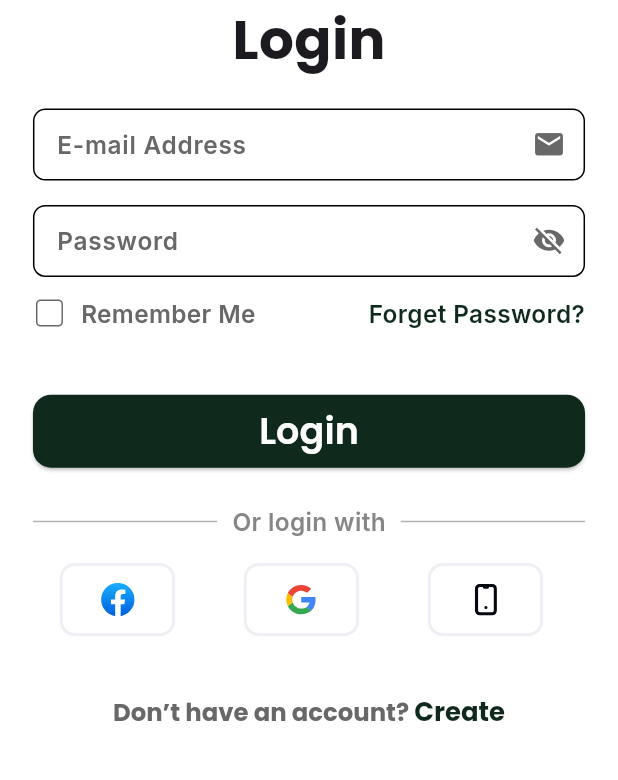
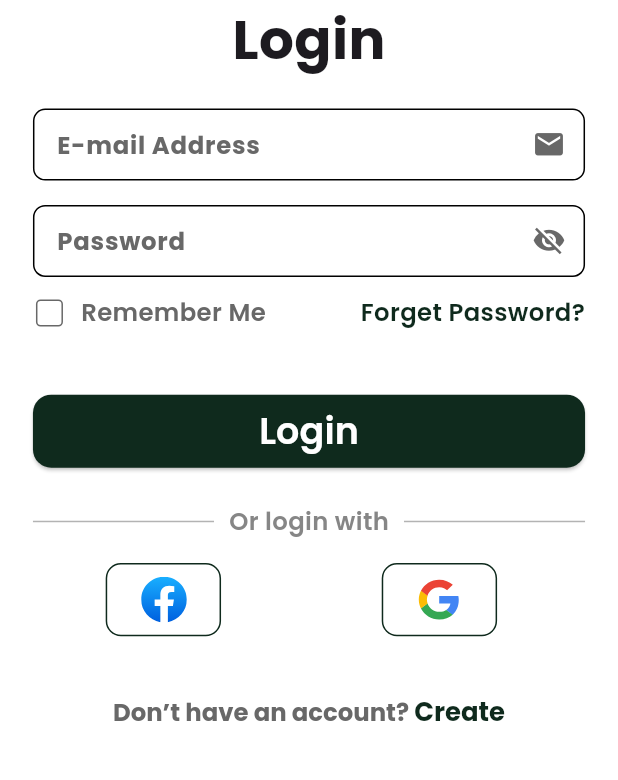
Before and after one commit to mohamedqandill/TradeHub, a Flutter app: the screen it shows after launch, after a tap on "Skip", on a phone screen of 412 x 824 dp, the part 448-1228 px from its top. Run offline on Flutter 3.47's test engine with Material 3 defaults, Android fonts, the phone set to English and light mode, and no system bars; our stand-ins replace awesome_snackbar_content, bloc, device_preview, dio, easy_localization, firebase_auth and 16 more; missing offline and left inert: flutter_facebook_auth; accounts and stored records are empty; generated files the repository leaves out were written again; network calls fail.

Commit message:
fix:sign in with google

```diff
--- a/assets/translations/ar.json
+++ b/assets/translations/ar.json
@@ -74,6 +74,7 @@
   "error": "خطأ!",
   "sendOTP": "تم إرسال كود التفعيل إلى Gmail الخاص بك.",
   "otpSent": "تم إرسال رمز التحقق",
-  "loggedSuccessfully": "تم تسجيل الدخول بنجاح، أهلًا بك من جديد"
-
+  "loggedSuccessfully": "تم تسجيل الدخول بنجاح، أهلًا بك من جديد",
+  "signWithGoogle": "تسجيل الدخول بواسطه ",
+  "signWithFacebook": "تسجيل الدخول بواسطه"
 }
--- a/assets/translations/en-US.json
+++ b/assets/translations/en-US.json
@@ -50,5 +50,7 @@
   "congrats": "Congratulations!",
   "error": "Error!",
   "sendOTP": "We’ve sent an OTP to your Gmail.",
-  "loggedSuccessfully": "Logged in successfully, welcome back"
+  "loggedSuccessfully": "Logged in successfully, welcome back",
+  "signWithGoogle": "Sign Up With Google",
+  "signWithFacebook": "Sign Up With Facebook"
 }
--- a/assets/translations/en.json
+++ b/assets/translations/en.json
@@ -76,6 +76,8 @@
   "error": "Error!",
   "sendOTP": "We’ve sent an OTP to your Gmail.",
   "otpSent": "OTP Sent",
-  "loggedSuccessfully": "Logged in successfully, welcome back"
+  "loggedSuccessfully": "Logged in successfully, welcome back",
+  "signWithGoogle": "Sign Up With Google",
+  "signWithFacebook": "Sign Up With Facebook"
 
 }
--- a/lib/core/api/api_constant/api_constant.dart
+++ b/lib/core/api/api_constant/api_constant.dart
@@ -3,6 +3,7 @@ abstract class ApiConstants {
   static const String emailCap = "Email";
   static const String phone = "phone";
   static const String accessToken = "accessToken";
+  static const String capAccessToken = "AccessToken";
   static const String phoneOrEmail = "PhoneOrEmail";
   static const String message = "message";
   static const String password = "password";
--- a/lib/core/theme/app_theme.dart
+++ b/lib/core/theme/app_theme.dart
@@ -4,133 +4,167 @@ import 'package:google_fonts/google_fonts.dart';
 import 'package:tradehub/core/colors/app_colors.dart';
 
 abstract class AppTheme {
-  static ThemeData lightTheme = ThemeData(
+  static ThemeData getLightTheme({required bool isArabic}) {
+    final font = isArabic ? GoogleFonts.cairo : GoogleFonts.poppins;
+
+    return ThemeData(
       scaffoldBackgroundColor: AppColors.white,
       appBarTheme: AppBarTheme(
         backgroundColor: Colors.transparent,
         centerTitle: true,
-        titleTextStyle: GoogleFonts.poppins(
-            fontSize: 24.sp,
-            fontWeight: FontWeight.w600,
-            color: AppColors.mainColor),
+        titleTextStyle: font(
+          fontSize: 24.sp,
+          fontWeight: FontWeight.w600,
+          color: AppColors.mainColor,
+        ),
         elevation: 0,
         scrolledUnderElevation: 0,
       ),
       elevatedButtonTheme: const ElevatedButtonThemeData(
-          style: ButtonStyle(
-              backgroundColor: WidgetStatePropertyAll(AppColors.mainColor))),
+        style: ButtonStyle(
+          backgroundColor: WidgetStatePropertyAll(AppColors.mainColor),
+        ),
+      ),
       inputDecorationTheme: InputDecorationTheme(
         suffixIconColor: AppColors.mainColor,
-        labelStyle: GoogleFonts.inter(
-            fontSize: 16.sp,
-            fontWeight: FontWeight.w600,
-            color: AppColors.grey),
+        labelStyle: font(
+          fontSize: 16.sp,
+          fontWeight: FontWeight.w700,
+          color: AppColors.grey,
+        ),
         focusedErrorBorder: OutlineInputBorder(
-            borderSide: const BorderSide(width: 1, color: AppColors.red),
-            borderRadius: BorderRadius.all(Radius.circular(8.r))),
+          borderSide: const BorderSide(width: 1, color: AppColors.red),
+          borderRadius: BorderRadius.all(Radius.circular(8.r)),
+        ),
         errorBorder: OutlineInputBorder(
-            borderSide: const BorderSide(width: 1, color: AppColors.red),
-            borderRadius: BorderRadius.all(Radius.circular(8.r))),
+          borderSide: const BorderSide(width: 1, color: AppColors.red),
+          borderRadius: BorderRadius.all(Radius.circular(8.r)),
+        ),
         enabledBorder: OutlineInputBorder(
-            borderRadius: BorderRadius.all(Radius.circular(8.r))),
+          borderRadius: BorderRadius.all(Radius.circular(8.r)),
+        ),
         disabledBorder: OutlineInputBorder(
-            borderRadius: BorderRadius.all(Radius.circular(8.r))),
+          borderRadius: BorderRadius.all(Radius.circular(8.r)),
+        ),
         focusedBorder: OutlineInputBorder(
-            borderRadius: BorderRadius.all(Radius.circular(8.r))),
+          borderRadius: BorderRadius.all(Radius.circular(8.r)),
+        ),
       ),
       textTheme: TextTheme(
-        headlineLarge: GoogleFonts.poppins(
-            fontSize: 36.sp,
-            fontWeight: FontWeight.w600,
-            color: AppColors.mainColor),
-        headlineMedium: GoogleFonts.poppins(
-            fontSize: 20.sp,
-            fontWeight: FontWeight.w400,
-            color: AppColors.grey),
-        bodyMedium: GoogleFonts.inter(
-            fontSize: 16.sp,
-            fontWeight: FontWeight.w600,
-            color: AppColors.grey),
-        bodySmall: GoogleFonts.poppins(
+        headlineLarge: font(
+          fontSize: 36.sp,
+          fontWeight: FontWeight.w600,
+          color: AppColors.mainColor,
+        ),
+        headlineMedium: font(
+          fontSize: 20.sp,
+          fontWeight: FontWeight.w400,
+          color: AppColors.grey,
+        ),
+        bodyMedium: font(
+          fontSize: 16.sp,
+          fontWeight: FontWeight.w600,
+          color: AppColors.grey,
+        ),
+        bodySmall: font(
           fontSize: 12.sp,
-          fontWeight: FontWeight.w500,
+          fontWeight: FontWeight.w600,
         ),
-        labelSmall: GoogleFonts.poppins(
+        labelSmall: font(
           fontSize: 16.sp,
           fontWeight: FontWeight.w700,
         ),
-        bodyLarge: GoogleFonts.poppins(
+        bodyLarge: font(
           fontSize: 36.sp,
           fontWeight: FontWeight.w700,
         ),
-        titleLarge: GoogleFonts.poppins(
-            fontSize: 24.sp,
-            fontWeight: FontWeight.w600,
-            color: AppColors.black),
-      ));
-  static ThemeData darkTheme = ThemeData(
+        titleLarge: font(
+          fontSize: 24.sp,
+          fontWeight: FontWeight.w600,
+          color: AppColors.black,
+        ),
+      ),
+    );
+  }
+
+  static ThemeData getDarkTheme({required bool isArabic}) {
+    final font = isArabic ? GoogleFonts.cairo : GoogleFonts.poppins;
+
+    return ThemeData(
       scaffoldBackgroundColor: AppColors.black,
       appBarTheme: AppBarTheme(
         backgroundColor: Colors.transparent,
         centerTitle: true,
-        titleTextStyle: GoogleFonts.poppins(
-            fontSize: 24.sp,
-            fontWeight: FontWeight.w600,
-            color: AppColors.mainDarkColor),
+        titleTextStyle: font(
+          fontSize: 24.sp,
+          fontWeight: FontWeight.w600,
+          color: AppColors.mainDarkColor,
+        ),
         elevation: 0,
         scrolledUnderElevation: 0,
       ),
-      elevatedButtonTheme:
-          ElevatedButtonThemeData(style: ElevatedButton.styleFrom()),
       inputDecorationTheme: InputDecorationTheme(
-        labelStyle: GoogleFonts.inter(
-            fontSize: 16.sp,
-            fontWeight: FontWeight.w600,
-            color: AppColors.white),
+        labelStyle: font(
+          fontSize: 16.sp,
+          fontWeight: FontWeight.w700,
+          color: AppColors.white,
+        ),
         focusedErrorBorder: OutlineInputBorder(
-            borderSide: const BorderSide(width: 1, color: AppColors.red),
-            borderRadius: BorderRadius.all(Radius.circular(8.r))),
+          borderSide: const BorderSide(width: 1, color: AppColors.red),
+          borderRadius: BorderRadius.all(Radius.circular(8.r)),
+        ),
         errorBorder: OutlineInputBorder(
-            borderSide: const BorderSide(width: 1, color: AppColors.red),
-            borderRadius: BorderRadius.all(Radius.circular(8.r))),
+          borderSide: const BorderSide(width: 1, color: AppColors.red),
+          borderRadius: BorderRadius.all(Radius.circular(8.r)),
+        ),
         enabledBorder: OutlineInputBorder(
-            borderSide: const BorderSide(width: 1, color: AppColors.white),
-            borderRadius: BorderRadius.all(Radius.circular(8.r))),
+          borderSide: const BorderSide(width: 1, color: AppColors.white),
+          borderRadius: BorderRadius.all(Radius.circular(8.r)),
+        ),
         disabledBorder: OutlineInputBorder(
-            borderSide: const BorderSide(width: 1, color: AppColors.white),
-            borderRadius: BorderRadius.all(Radius.circular(8.r))),
+          borderSide: const BorderSide(width: 1, color: AppColors.white),
+          borderRadius: BorderRadius.all(Radius.circular(8.r)),
+        ),
         focusedBorder: OutlineInputBorder(
-            borderSide: const BorderSide(width: 1, color: AppColors.white),
-            borderRadius: BorderRadius.all(Radius.circular(8.r))),
+          borderSide: const BorderSide(width: 1, color: AppColors.white),
+          borderRadius: BorderRadius.all(Radius.circular(8.r)),
+        ),
       ),
       textTheme: TextTheme(
-        headlineLarge: GoogleFonts.poppins(
-            fontSize: 36.sp,
-            fontWeight: FontWeight.w600,
-            color: AppColors.white),
-        headlineMedium: GoogleFonts.poppins(
-            fontSize: 20.sp,
-            fontWeight: FontWeight.w400,
-            color: AppColors.grey),
-        bodyMedium: GoogleFonts.inter(
-            fontSize: 16.sp,
-            fontWeight: FontWeight.w600,
-            color: AppColors.mainDarkColor),
-        bodySmall: GoogleFonts.poppins(
+        headlineLarge: font(
+          fontSize: 36.sp,
+          fontWeight: FontWeight.w600,
+          color: AppColors.white,
+        ),
+        headlineMedium: font(
+          fontSize: 20.sp,
+          fontWeight: FontWeight.w400,
+          color: AppColors.grey,
+        ),
+        bodyMedium: font(
+          fontSize: 16.sp,
+          fontWeight: FontWeight.w600,
+          color: AppColors.mainDarkColor,
+        ),
+        bodySmall: font(
           fontSize: 12.sp,
-          fontWeight: FontWeight.w500,
+          fontWeight: FontWeight.w600,
         ),
-        labelSmall: GoogleFonts.poppins(
-            fontSize: 16.sp,
-            fontWeight: FontWeight.w700,
-            color: AppColors.white),
-        bodyLarge: GoogleFonts.poppins(
-            fontSize: 36.sp,
-            fontWeight: FontWeight.w700,
-            color: AppColors.mainDarkColor),
-        titleLarge: GoogleFonts.poppins(
+        labelSmall: font(
+          fontSize: 16.sp,
+          fontWeight: FontWeight.w700,
+          color: AppColors.white,
+        ),
+        bodyLarge: font(
+          fontSize: 36.sp,
+          fontWeight: FontWeight.w700,
+          color: AppColors.mainDarkColor,
+        ),
+        titleLarge: font(
           fontSize: 24.sp,
           fontWeight: FontWeight.w600,
         ),
-      ));
+      ),
+    );
+  }
 }
--- a/lib/features/authentication/presentation/login/bloc/login_event.dart
+++ b/lib/features/authentication/presentation/login/bloc/login_event.dart
@@ -4,4 +4,6 @@ part of 'login_bloc.dart';
 class LoginEvent with _$LoginEvent {
   const factory LoginEvent.started() = _Started;
   const factory LoginEvent.login() = Login;
+  const factory LoginEvent.signWithGoogle() = SignWithGoogle;
+  const factory LoginEvent.signWithFacebook() = SignWithFacebook;
 }
--- a/lib/features/authentication/presentation/login/bloc/login_state.dart
+++ b/lib/features/authentication/presentation/login/bloc/login_state.dart
@@ -4,5 +4,7 @@ part of 'login_bloc.dart';
 class LoginState with _$LoginState {
   const factory LoginState.initial(
       {@Default(RequestStates.initial) RequestStates loginState,
+      @Default(RequestStates.initial) RequestStates signWithFacebookState,
+      @Default(RequestStates.initial) RequestStates signWithGoogleState,
       String? errorMessage}) = _Initial;
 }
--- a/lib/features/authentication/presentation/login/view/widgets/custom_social_container.dart
+++ b/lib/features/authentication/presentation/login/view/widgets/custom_social_container.dart
@@ -7,23 +7,25 @@ import '../../../../../../Core/shared_widgets/svg_widget.dart';
 
 class CustomSocialContainer extends StatelessWidget {
   const CustomSocialContainer({super.key, required this.icon});
+
   final String icon;
+
   @override
   Widget build(BuildContext context) {
     return Container(
       width: 70.w,
       decoration: BoxDecoration(
-          color: context.isDarkMode ? AppColors.grey : Colors.transparent,
+          color: context.isDarkMode ? AppColors.grey : AppColors.white,
           border: Border.all(
-              width: 2,
+              width: 1,
               color: context.isDarkMode
                   ? AppColors.mainDarkColor
-                  : AppColors.lightGrey),
+                  : AppColors.mainColor),
           borderRadius: BorderRadius.circular(10.r)),
       child: Center(
         child: SvgWidget(
           assetName: icon,
-          height: 22.h,
+          height: 30.h,
         ),
       ),
     );
--- a/lib/features/authentication/presentation/login/view/widgets/login_view_body.dart
+++ b/lib/features/authentication/presentation/login/view/widgets/login_view_body.dart
@@ -18,6 +18,7 @@ import 'package:tradehub/main.dart';
 import '../../../../../../Core/colors/app_colors.dart';
 import '../../../../../../Core/shared_widgets/custom_large_main_button.dart';
 import '../../../../../../Core/shared_widgets/custom_rich_text.dart';
+import '../../../../../../core/functions/show_loading.dart';
 import '../../../../../../core/localization/locale_keys.g.dart';
 import '../../../../../../core/validations/validation.dart';
 import 'custom_horizontal_divider.dart';
@@ -35,7 +36,9 @@ class _LoginViewBodyState extends State<LoginViewBody> {
   Widget build(BuildContext context) {
     var base = BaseInheritedWidget.of(context);
     print(MediaQuery.of(context).size.height);
-    return BlocListener<LoginBloc, LoginState>(
+    return MultiBlocListener(
+        listeners: [
+          BlocListener<LoginBloc, LoginState>(
             listenWhen: (previous, current) {
               return previous.loginState != current.loginState;
             },
@@ -49,6 +52,29 @@ class _LoginViewBodyState extends State<LoginViewBody> {
                     messageTitle: state.errorMessage.toString());
               }
             },
+          ),
+          BlocListener<LoginBloc, LoginState>(
+            listenWhen: (prev, curr) =>
+                prev.signWithGoogleState != curr.signWithGoogleState ||
+                prev.signWithFacebookState != curr.signWithFacebookState,
+            listener: (context, state) {
+              if (state.signWithGoogleState == RequestStates.loading ||
+                  state.signWithFacebookState == RequestStates.loading) {
+                showLoading(context);
+              } else if (state.signWithGoogleState == RequestStates.success ||
+                  state.signWithFacebookState == RequestStates.success) {
+                hideDialog(context);
+                showSuccessSnackBar(context,
+                    messageTitle: LocaleKeys.loggedSuccessfully.tr());
+              } else if (state.signWithGoogleState == RequestStates.error ||
+                  state.signWithFacebookState == RequestStates.error) {
+                hideDialog(context);
+                showFailureSnackBar(context,
+                    messageTitle: state.errorMessage.toString());
+              }
+            },
+          ),
+        ],
         child: BlocBuilder<LoginBloc, LoginState>(
           builder: (context, state) {
             var bloc = BlocProvider.of<LoginBloc>(context);
@@ -83,8 +109,8 @@ class _LoginViewBodyState extends State<LoginViewBody> {
                               Icons.email,
                               size: 22.sp,
                             ),
-                          validator:
-                              ValidateFunctions.getInstance().validationOfEmail,
+                            validator: ValidateFunctions.getInstance()
+                                .validationOfEmail,
                             controller: bloc.email,
                           ),
                           SizedBox(
@@ -114,8 +140,8 @@ class _LoginViewBodyState extends State<LoginViewBody> {
                           Row(
                             children: [
                               Transform.translate(
-                              offset:
-                                  context.locale.languageCode == AppConstants.ar
+                                offset: context.locale.languageCode ==
+                                        AppConstants.ar
                                     ? const Offset(5, 0)
                                     : const Offset(-5, 0),
                                 child: Checkbox(
@@ -136,7 +162,8 @@ class _LoginViewBodyState extends State<LoginViewBody> {
                               ),
                               Text(
                                 LocaleKeys.rememberMe.tr(),
-                              style: base.theme.textTheme.bodyMedium!.copyWith(
+                                style: base.theme.textTheme.bodyMedium!
+                                    .copyWith(
                                         color: context.isDarkMode
                                             ? AppColors.white
                                             : AppColors.grey),
@@ -159,7 +186,8 @@ class _LoginViewBodyState extends State<LoginViewBody> {
                             height: 30.h,
                           ),
                           CustomLargeMainButton(
-                          isLoading: state.loginState == RequestStates.loading,
+                            isLoading:
+                                state.loginState == RequestStates.loading,
                             onPressed: () {
                               if (bloc.formKey.currentState!.validate()) {
                                 bloc.add(const Login());
@@ -177,7 +205,8 @@ class _LoginViewBodyState extends State<LoginViewBody> {
                               ),
                               Text(
                                 LocaleKeys.orLoginWith.tr(),
-                              style: base.theme.textTheme.bodyMedium!.copyWith(
+                                style: base.theme.textTheme.bodyMedium!
+                                    .copyWith(
                                         color: context.isDarkMode
                                             ? AppColors.white
                                             : AppColors.grey.withOpacity(0.8)),
@@ -194,14 +223,25 @@ class _LoginViewBodyState extends State<LoginViewBody> {
                             child: SizedBox(
                               height: 48.h,
                               child: Row(
-                              mainAxisAlignment: MainAxisAlignment.spaceAround,
+                                mainAxisAlignment:
+                                    MainAxisAlignment.spaceAround,
                                 children: List.generate(
                                   socialIcons.length,
                                   (index) {
-                                  return Padding(
+                                    return InkWell(
+                                      onTap: () {
+                                        switch (index) {
+                                          case 0:
+                                            bloc.add(const SignWithFacebook());
+                                          case 1:
+                                            bloc.add(const SignWithGoogle());
+                                        }
+                                      },
+                                      child: Padding(
                                         padding: EdgeInsets.only(right: 10.sp),
                                         child: CustomSocialContainer(
                                           icon: socialIcons[index],
+                                        ),
                                       ),
                                     );
                                   },
@@ -227,13 +267,11 @@ class _LoginViewBodyState extends State<LoginViewBody> {
               ),
             );
           },
-      ),
-    );
+        ));
   }
 }
 
 List<String> socialIcons = [
   AppAssets.facebook,
   AppAssets.google,
-  AppAssets.phone
 ];
--- a/lib/features/authentication/presentation/register/view/widgets/register_view_body.dart
+++ b/lib/features/authentication/presentation/register/view/widgets/register_view_body.dart
@@ -63,6 +63,8 @@ class _RegisterViewBodyState extends State<RegisterViewBody> {
             } else if (state.signWithGoogleState == RequestStates.success ||
                 state.signWithFacebookState == RequestStates.success) {
               hideDialog(context);
+              showSuccessSnackBar(context,
+                  messageTitle: LocaleKeys.loggedSuccessfully.tr());
             } else if (state.signWithGoogleState == RequestStates.error ||
                 state.signWithFacebookState == RequestStates.error) {
               hideDialog(context);
--- a/lib/main.dart
+++ b/lib/main.dart
@@ -14,6 +14,8 @@ import 'core/base/base_inherited_widgets.dart';
 import 'core/utils/di/di.dart';
 import 'core/utils/shared_prefs/prefs.dart';
 import 'firebase_options.dart';
+
+final GlobalKey<NavigatorState> navigatorKey = GlobalKey<NavigatorState>();
 
 void main() async {
   WidgetsFlutterBinding.ensureInitialized();
@@ -60,17 +62,22 @@ class MyApp extends StatelessWidget {
 
         return BaseInheritedWidget(
           theme: provider.mode == ThemeMode.dark
-              ? AppTheme.darkTheme
-              : AppTheme.lightTheme,
+              ? AppTheme.getDarkTheme(
+                  isArabic: context.locale.languageCode == AppConstants.ar)
+              : AppTheme.getLightTheme(
+                  isArabic: context.locale.languageCode == AppConstants.ar),
           screenHeight: MediaQuery.of(context).size.height,
           screenWidth: MediaQuery.of(context).size.width,
           child: MaterialApp(
+            navigatorKey: navigatorKey,
             localizationsDelegates: context.localizationDelegates,
             supportedLocales: context.supportedLocales,
             locale: context.locale,
-            title: 'Flutter Demo',
-            theme: AppTheme.lightTheme,
-            darkTheme: AppTheme.darkTheme,
+            title: 'TradeHub',
+            theme: AppTheme.getLightTheme(
+                isArabic: context.locale.languageCode == AppConstants.ar),
+            darkTheme: AppTheme.getDarkTheme(
+                isArabic: context.locale.languageCode == AppConstants.ar),
             themeMode: provider.mode,
             debugShowCheckedModeBanner: false,
             onGenerateRoute: AppRoutes.getRoutes,
```
Also changed, not shown: lib/features/authentication/data/api/api_client.dart (+4 -5 lines), lib/features/authentication/data/data_source_impl/register/register_data_source_impl.dart (+8 -4 lines), lib/features/authentication/presentation/login/bloc/login_bloc.dart (+35 -1 lines), firebase.json (added), lib/core/localization/locale_keys.g.dart, lib/core/utils/di/di.config.dart, lib/features/authentication/data/api/api_client.g.dart, lib/features/authentication/data/models/login/login_request_body.g.dart (added), lib/features/authentication/data/models/login/login_response_dto.g.dart (added), lib/features/authentication/presentation/login/bloc/login_bloc.freezed.dart (added), lib/firebase_options.dart (added), 1 other file. Lines whose indentation alone changed are shown as unchanged.
